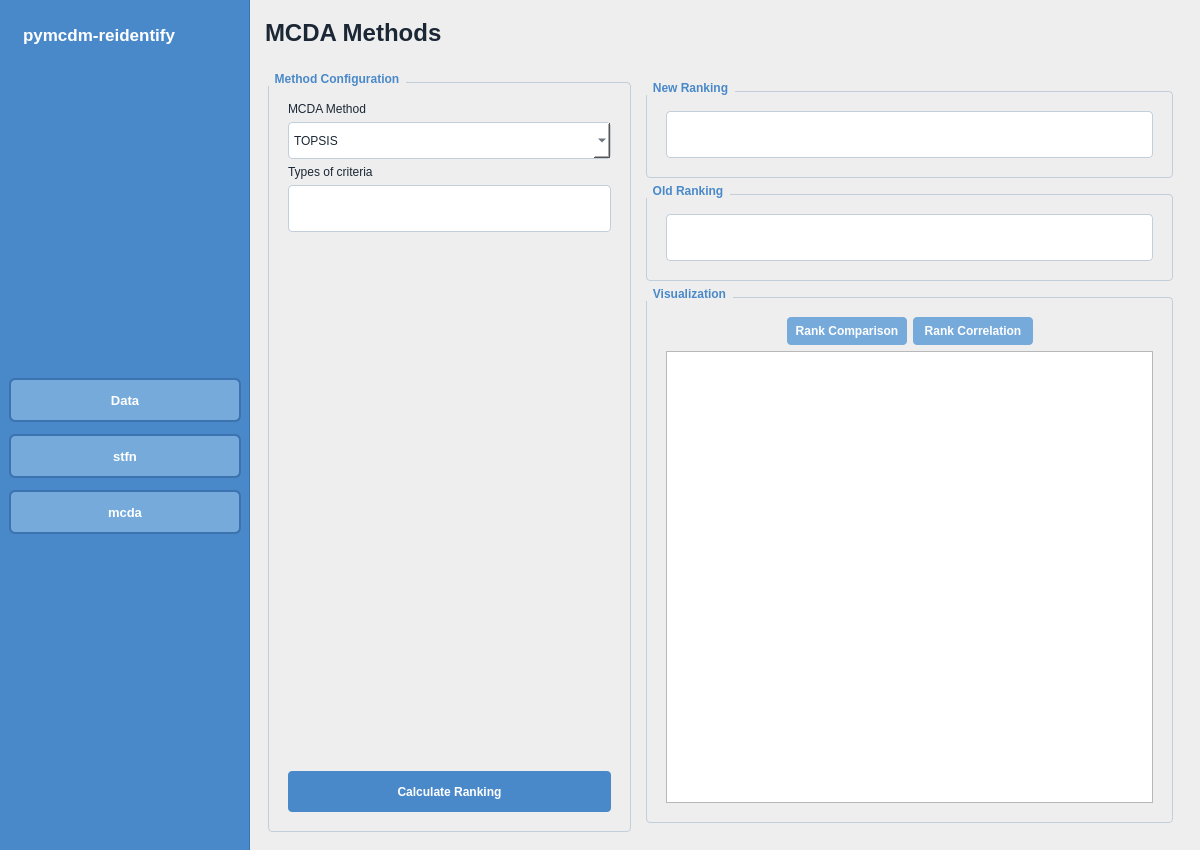
First picture: the form in main.ui, repository dominikmol/pymcdm-reidentify-wrapper, before the edit.
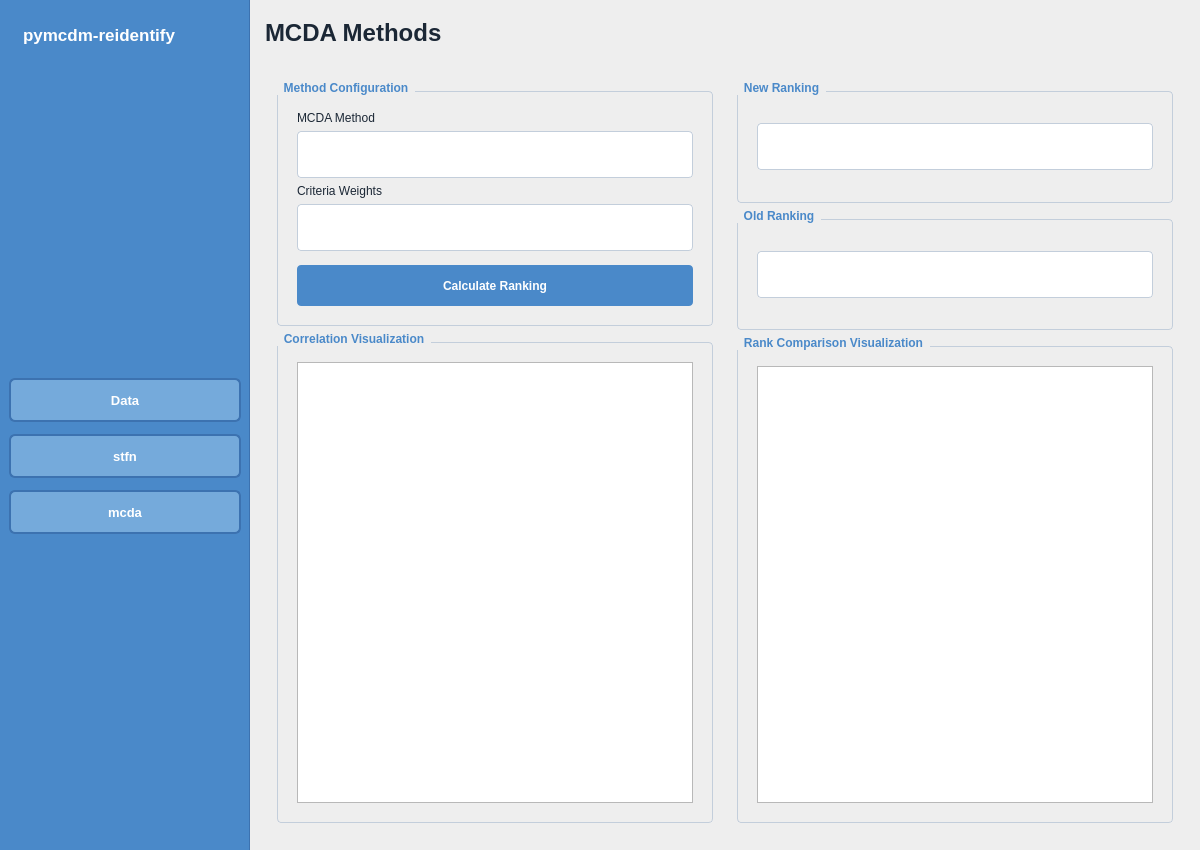
Second picture: the form after the edit. The open tabs and pages were chosen to show the change.

The edit to the form file:
```diff
--- a/main.ui
+++ b/main.ui
@@ -536,6 +536,37 @@
               <item>
                <widget class="QTextEdit" name="txt_alternatives_ranking"/>
               </item>
+              <item>
+               <widget class="QLabel" name="label">
+                <property name="text">
+                 <string>MCDA Method</string>
+                </property>
+               </widget>
+              </item>
+              <item>
+               <widget class="QComboBox" name="cb_mcda_method">
+                <item>
+                 <property name="text">
+                  <string>TOPSIS</string>
+                 </property>
+                </item>
+                <item>
+                 <property name="text">
+                  <string>VIKOR</string>
+                 </property>
+                </item>
+                <item>
+                 <property name="text">
+                  <string>WASPAS</string>
+                 </property>
+                </item>
+                <item>
+                 <property name="text">
+                  <string>MABAC</string>
+                 </property>
+                </item>
+               </widget>
+              </item>
               <item>
                <widget class="QLabel" name="lbl_criteria_weights">
                 <property name="text">
@@ -829,13 +860,16 @@
         </item>
         <item>
          <widget class="QWidget" name="mcda_main_container" native="true">
-          <layout class="QHBoxLayout" name="horizontalLayout_4_mcda" stretch="2,3">
+          <layout class="QHBoxLayout" name="horizontalLayout_4_mcda" stretch="1,1">
+           <item>
+            <widget class="QWidget" name="mcda_config_and_vis_wrapper" native="true">
+             <layout class="QVBoxLayout" name="verticalLayout_9" stretch="2,4">
            <item>
             <widget class="QGroupBox" name="mcda_config_container">
              <property name="title">
               <string>Method Configuration</string>
              </property>
-             <layout class="QVBoxLayout" name="verticalLayout_9">
+                <layout class="QVBoxLayout" name="verticalLayout_MethodConfig">
               <item>
                <widget class="QLabel" name="lbl_mcda_methods">
                 <property name="text">
@@ -844,39 +878,26 @@
                </widget>
               </item>
               <item>
-               <widget class="QComboBox" name="cb_mcda_method">
-                <item>
-                 <property name="text">
-                  <string>TOPSIS</string>
-                 </property>
+                  <widget class="QTextEdit" name="txt_mcda_method">
+                   <property name="readOnly">
+                    <bool>true</bool>
+                   </property>
+                  </widget>
                 </item>
                 <item>
+                  <widget class="QLabel" name="lbl_weights_mcda">
                  <property name="text">
-                  <string>WAPAS</string>
-                 </property>
-                </item>
-                <item>
-                 <property name="text">
-                  <string>VIKOR</string>
-                 </property>
-                </item>
-                <item>
-                 <property name="text">
-                  <string>MABAC</string>
-                 </property>
-                </item>
+                    <string>Criteria Weights</string>
+                   </property>
                </widget>
               </item>
               <item>
-               <widget class="QLabel" name="lbl_criteria_types">
-                <property name="text">
-                 <string>Types of criteria</string>
+                  <widget class="QTextEdit" name="txt_weights_mcda">
+                   <property name="readOnly">
+                    <bool>true</bool>
                 </property>
                </widget>
               </item>
-              <item>
-               <widget class="QTextEdit" name="txt_criteria_types"/>
-              </item>
               <item>
                <spacer name="verticalSpacer_4">
                 <property name="orientation">
@@ -901,8 +922,23 @@
             </widget>
            </item>
            <item>
+               <widget class="QGroupBox" name="mcda_correlatio_container">
+                <property name="title">
+                 <string>Correlation Visualization</string>
+                </property>
+                <layout class="QVBoxLayout" name="verticalLayout_CorrelationVis">
+                 <item>
+                  <widget class="QGraphicsView" name="gv_correlation_visualization"/>
+                 </item>
+                </layout>
+               </widget>
+              </item>
+             </layout>
+            </widget>
+           </item>
+           <item>
             <widget class="QWidget" name="mcda_results_and_vis_wrapper" native="true">
-             <layout class="QVBoxLayout" name="verticalLayout_10" stretch="0,0,1">
+             <layout class="QVBoxLayout" name="verticalLayout_10" stretch="1,1,4">
               <item>
                <widget class="QGroupBox" name="mcda_new_ranking_container">
                 <property name="title">
@@ -938,65 +974,9 @@
               <item>
                <widget class="QGroupBox" name="mcda_visualization_container">
                 <property name="title">
-                 <string>Visualization</string>
+                 <string>Rank Comparison Visualization</string>
                 </property>
                 <layout class="QVBoxLayout" name="verticalLayout_11">
-                 <item>
-                  <layout class="QHBoxLayout" name="horizontalLayout_9">
-                   <item>
-                    <spacer name="horizontalSpacer_4_left">
-                     <property name="orientation">
-                      <enum>Qt::Horizontal</enum>
-                     </property>
-                     <property name="sizeHint" stdset="0">
-                      <size>
-                       <width>40</width>
-                       <height>20</height>
-                      </size>
-                     </property>
-                    </spacer>
-                   </item>
-                   <item>
-                    <widget class="QPushButton" name="btn_compare_ranks">
-                     <property name="minimumSize">
-                      <size>
-                       <width>120</width>
-                       <height>28</height>
-                      </size>
-                     </property>
-                     <property name="text">
-                      <string>Rank Comparison</string>
-                     </property>
-                    </widget>
-                   </item>
-                   <item>
-                    <widget class="QPushButton" name="btn_rank_correlation">
-                     <property name="minimumSize">
-                      <size>
-                       <width>120</width>
-                       <height>28</height>
-                      </size>
-                     </property>
-                     <property name="text">
-                      <string>Rank Correlation</string>
-                     </property>
-                    </widget>
-                   </item>
-                   <item>
-                    <spacer name="horizontalSpacer_4_right">
-                     <property name="orientation">
-                      <enum>Qt::Horizontal</enum>
-                     </property>
-                     <property name="sizeHint" stdset="0">
-                      <size>
-                       <width>40</width>
-                       <height>20</height>
-                      </size>
-                     </property>
-                    </spacer>
-                   </item>
-                  </layout>
-                 </item>
                  <item>
                   <widget class="QGraphicsView" name="gv_mcda_visualization"/>
                  </item>
```
Left out of the diff: 68 changed lines with no effect on the pictures. Lines whose indentation alone changed are shown as unchanged.
